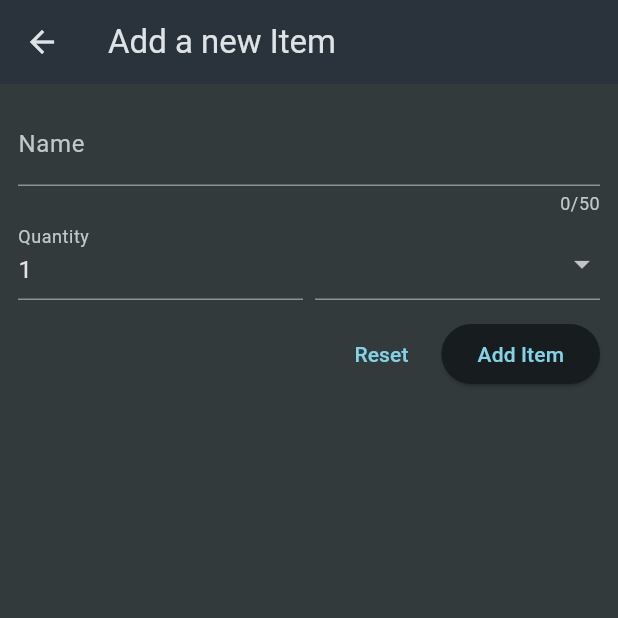
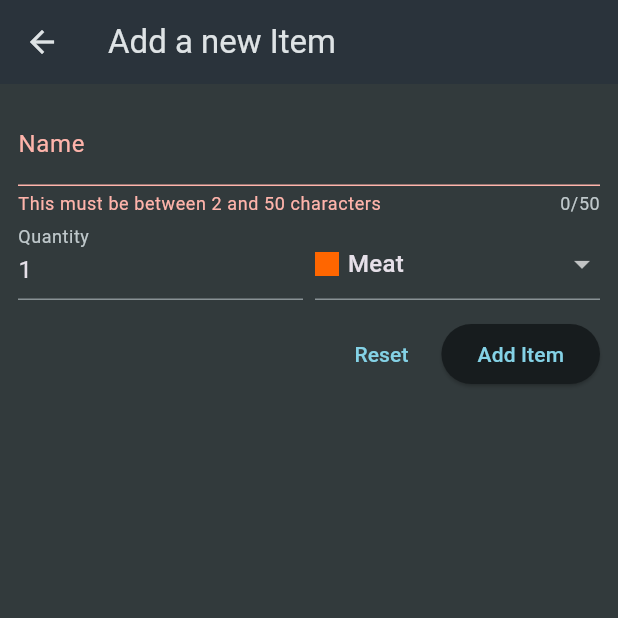
Before and after one commit to franedsandi/shopping_list_app, a Flutter app: the NewItem screen opened directly, after a tap on "Add Item", on a phone screen of 412 x 824 dp, the top half of it. Run offline on Flutter 3.47's test engine with Material 3 defaults, Android fonts, the phone set to English and light mode, and no system bars.

Commit message:
set validators, add items to the list, delete items from the list

```diff
--- a/lib/main.dart
+++ b/lib/main.dart
@@ -1,5 +1,4 @@
 import 'package:flutter/material.dart';
-import 'package:shopping_list_app/data/dummy_items.dart';
 import './widgets/grosery_list.dart';
 
 void main() {
--- a/lib/widgets/new_item.dart
+++ b/lib/widgets/new_item.dart
@@ -1,5 +1,7 @@
 import 'package:flutter/material.dart';
 import 'package:shopping_list_app/data/categories.dart';
+import 'package:shopping_list_app/models/category.dart';
+import 'package:shopping_list_app/models/grocery_item.dart';
 
 class NewItem extends StatefulWidget {
   const NewItem({super.key});
@@ -11,6 +13,25 @@ class NewItem extends StatefulWidget {
 }
 
 class _NewItemState extends State<NewItem> {
+  final _formkey = GlobalKey<FormState>();
+  var _enteredName = '';
+  var _enteredQuantity = 1;
+  var _selectedCategory = categories[Categories.meat]!;
+
+  void _saveItem() {
+    if (_formkey.currentState!.validate()) {
+      _formkey.currentState!.save();
+      Navigator.of(context).pop(
+        GroceryItem(
+          id: DateTime.now().toString(),
+          name: _enteredName,
+          quantity: _enteredQuantity,
+          category: _selectedCategory,
+        ),
+      );
+    }
+  }
+
   @override
   Widget build(BuildContext context) {
     return Scaffold(
@@ -20,6 +41,7 @@ class _NewItemState extends State<NewItem> {
       body: Padding(
         padding: const EdgeInsets.all(12),
         child: Form(
+          key: _formkey,
           child: Column(
             children: [
               TextFormField(
@@ -28,7 +50,16 @@ class _NewItemState extends State<NewItem> {
                   label: Text('Name'),
                 ),
                 validator: (value) {
-                  return 'Error';
+                  if (value == null ||
+                      value.isEmpty ||
+                      value.trim().length <= 1 ||
+                      value.trim().length > 50) {
+                    return 'This must be between 2 and 50 characters';
+                  }
+                  return null;
+                },
+                onSaved: (value) {
+                  _enteredName = value!;
                 },
               ),
               Row(
@@ -36,15 +67,28 @@ class _NewItemState extends State<NewItem> {
                 children: [
                   Expanded(
                     child: TextFormField(
-                      decoration: const InputDecoration(
-                        label: Text('Quantity'),
-                      ),
-                      initialValue: '1',
-                    ),
+                        decoration: const InputDecoration(
+                          label: Text('Quantity'),
+                        ),
+                        keyboardType: TextInputType.number,
+                        initialValue: _enteredQuantity.toString(),
+                        validator: (value) {
+                          if (value == null ||
+                              value.isEmpty ||
+                              int.tryParse(value) == null ||
+                              int.tryParse(value)! <= 0) {
+                            return 'This must be a valid positive number';
+                          }
+                          return null;
+                        },
+                        onSaved: (value) {
+                          _enteredQuantity = int.parse(value!);
+                        }),
                   ),
                   const SizedBox(width: 8),
                   Expanded(
                     child: DropdownButtonFormField(
+                      value: _selectedCategory,
                       items: [
                         for (final category in categories.entries)
                           DropdownMenuItem(
@@ -63,7 +107,9 @@ class _NewItemState extends State<NewItem> {
                           ),
                       ],
                       onChanged: (value) {
-                        // Aquí va la lógica de onChanged
+                        setState(() {
+                          _selectedCategory = value!;
+                        });
                       },
                     ),
                   ),
@@ -76,13 +122,15 @@ class _NewItemState extends State<NewItem> {
                 mainAxisAlignment: MainAxisAlignment.end,
                 children: [
                   TextButton(
-                    onPressed: () {},
-                    child: Text('Reset'),
+                    onPressed: () {
+                      _formkey.currentState!.reset();
+                    },
+                    child: const Text('Reset'),
                   ),
                   const SizedBox(width: 8),
                   ElevatedButton(
-                    onPressed: () {},
-                    child: Text('Add Item'),
+                    onPressed: _saveItem,
+                    child: const Text('Add Item'),
                   )
                 ],
               )
```
Also changed, not shown: lib/widgets/grosery_list.dart (+66 -19 lines).
